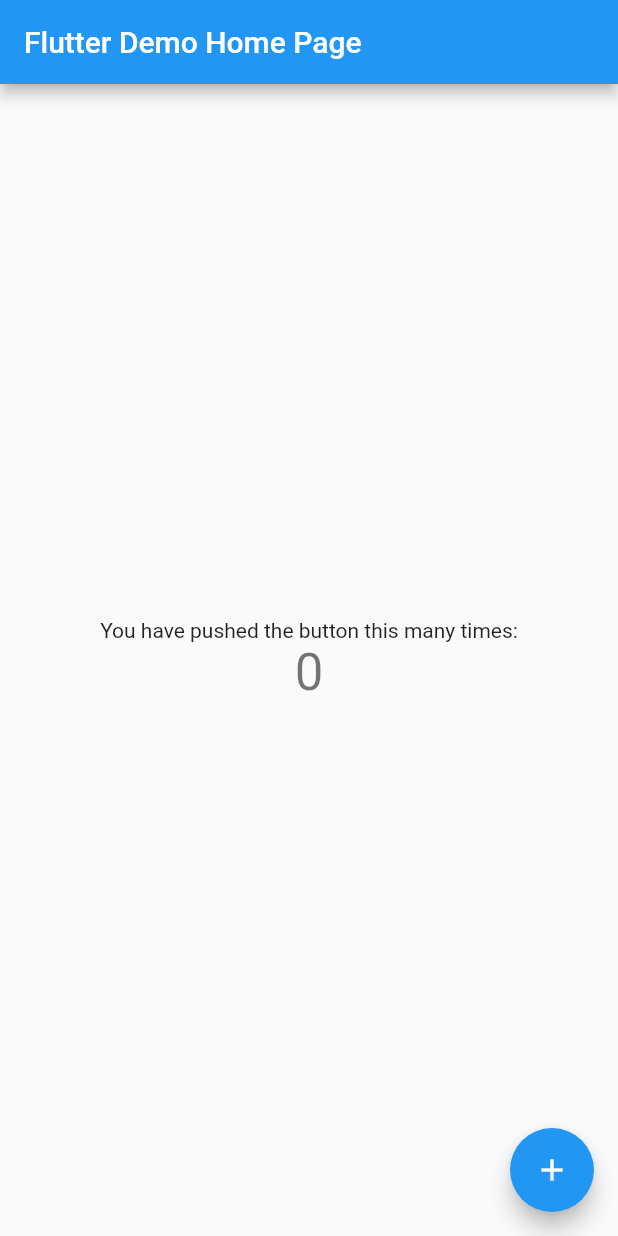
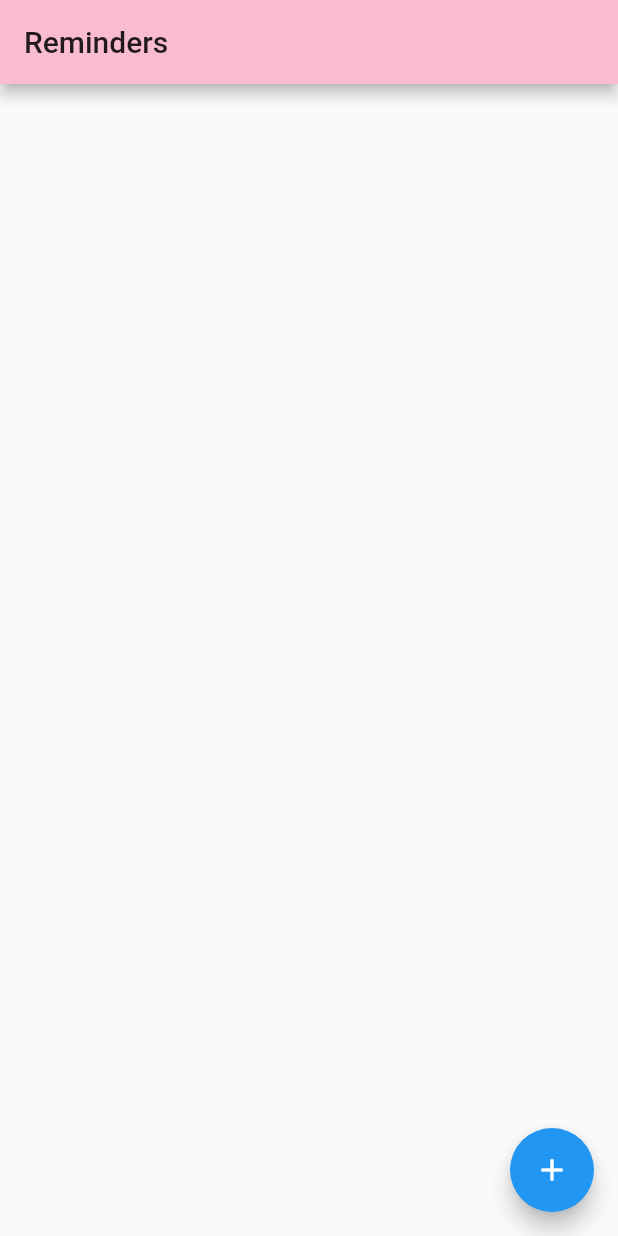
Before and after one commit to oEriic/RemindMeAt, a Flutter app: the screen it shows after launch, on a phone screen of 412 x 824 dp. Run offline on Flutter 3.47's test engine with Material 2 defaults, Android fonts, the phone set to English and light mode, and no system bars.

Commit message:
made task power

```diff
--- a/lib/main.dart
+++ b/lib/main.dart
@@ -8,8 +8,8 @@
   // This widget is the root of your application.
   @override
   Widget build(BuildContext context) {
-    return MaterialApp(
-      title: 'Flutter Demo',
+    return new MaterialApp(
+      title: 'Remind Me At',
       theme: ThemeData(
         // This is the theme of your application.
         //
@@ -20,94 +20,110 @@
         // or simply save your changes to "hot reload" in a Flutter IDE).
         // Notice that the counter didn't reset back to zero; the application
         // is not restarted.
-        primarySwatch: Colors.blue,
+        primaryColor: Colors.pink.shade100,
       ),
-      home: MyHomePage(title: 'Flutter Demo Home Page'),
+      home: new MyHomePage()
     );
   }
 }
 
 class MyHomePage extends StatefulWidget {
-  MyHomePage({Key key, this.title}) : super(key: key);
-
-  // This widget is the home page of your application. It is stateful, meaning
-  // that it has a State object (defined below) that contains fields that affect
-  // how it looks.
-
-  // This class is the configuration for the state. It holds the values (in this
-  // case the title) provided by the parent (in this case the App widget) and
-  // used by the build method of the State. Fields in a Widget subclass are
-  // always marked "final".
-
-  final String title;
-
   @override
-  _MyHomePageState createState() => _MyHomePageState();
+  createState() => TaskList();
 }
 
-class _MyHomePageState extends State<MyHomePage> {
-  int _counter = 0;
+class TaskList extends State<MyHomePage> {
+  List<String> _reminderList = [];
 
-  void _incrementCounter() {
+  void _addTaskItem(String task){
+    if(task.length > 0){
       setState(() {
-      // This call to setState tells the Flutter framework that something has
-      // changed in this State, which causes it to rerun the build method below
-      // so that the display can reflect the updated values. If we changed
-      // _counter without calling setState(), then the build method would not be
-      // called again, and so nothing would appear to happen.
-      _counter++;
+        _reminderList.add(task);
       });
+    }
+  }
+
+  Widget _buildList(){
+    return new ListView.builder(
+      itemBuilder: (context, index){
+        if(index < _reminderList.length){
+          return _buildReminderItem(_reminderList[index], index);
+        }
+      },
+    );
+  }
+
+  Widget _buildReminderItem(String task, int index){
+    return new ListTile(
+      title: new Text(task),
+      onTap:() => _askRemoveTask(index)
+    );
   }
 
   @override
-  Widget build(BuildContext context) {
-    // This method is rerun every time setState is called, for instance as done
-    // by the _incrementCounter method above.
-    //
-    // The Flutter framework has been optimized to make rerunning build methods
-    // fast, so that you can just rebuild anything that needs updating rather
-    // than having to individually change instances of widgets.
+  Widget build(BuildContext context){
+    return new Scaffold(appBar: new AppBar(
+      title: Text('Reminders')
+    ),
+    body: _buildList(),
+    floatingActionButton: new FloatingActionButton(
+      onPressed: _pushAddTaskScreen,
+      tooltip: 'Add Tasks',
+      child: new Icon(Icons.add),
+    ),
+    );
+  }
+
+  void _pushAddTaskScreen(){
+    Navigator.of(context).push(
+      MaterialPageRoute(
+        builder: (context){
           return Scaffold(
             appBar: AppBar(
-        // Here we take the value from the MyHomePage object that was created by
-        // the App.build method, and use it to set our appbar title.
-        title: Text(widget.title),
+              title: Text('Add Task')
             ),
-      body: Center(
-        // Center is a layout widget. It takes a single child and positions it
-        // in the middle of the parent.
-        child: Column(
-          // Column is also a layout widget. It takes a list of children and
-          // arranges them vertically. By default, it sizes itself to fit its
-          // children horizontally, and tries to be as tall as its parent.
-          //
-          // Invoke "debug painting" (press "p" in the console, choose the
-          // "Toggle Debug Paint" action from the Flutter Inspector in Android
-          // Studio, or the "Toggle Debug Paint" command in Visual Studio Code)
-          // to see the wireframe for each widget.
-          //
-          // Column has various properties to control how it sizes itself and
-          // how it positions its children. Here we use mainAxisAlignment to
-          // center the children vertically; the main axis here is the vertical
-          // axis because Columns are vertical (the cross axis would be
-          // horizontal).
-          mainAxisAlignment: MainAxisAlignment.center,
-          children: <Widget>[
-            Text(
-              'You have pushed the button this many times:',
+            body: TextField(
+              autofocus: true,
+              onSubmitted: (val){
+                _addTaskItem(val);
+                Navigator.pop(context);
+            },
+            decoration: InputDecoration(
+              hintText: 'Enter a task to be reminded',
+              contentPadding: const EdgeInsets.all(20.0)
             ),
-            Text(
-              '$_counter',
-              style: Theme.of(context).textTheme.headline4,
+            )
+          );
+      }
+      )
+    );
+  }
+
+  void _removeTaskItem(int index){
+    setState(() => _reminderList.removeAt(index));
+  }
+
+  void _askRemoveTask(int index){
+    showDialog(
+      context: context,
+      builder: (BuildContext context){
+        return AlertDialog(
+          title: Text('Remove "${_reminderList[index]}"?'),
+          actions: <Widget>[
+            FlatButton(
+              child: Text('Cancel'),
+              onPressed: () => Navigator.of(context).pop()
               ),
-          ],
-        ),
-      ),
-      floatingActionButton: FloatingActionButton(
-        onPressed: _incrementCounter,
-        tooltip: 'Increment',
-        child: Icon(Icons.add),
-      ), // This trailing comma makes auto-formatting nicer for build methods.
+            FlatButton(
+              child: Text('Mark as Complete'),
+              onPressed: (){
+                _removeTaskItem(index);
+                Navigator.of(context).pop();
+              }
+              )
+          ]
+        );
+      }
       );
   }
 }
--- a/pubspec.yaml
+++ b/pubspec.yaml
@@ -1,4 +1,4 @@
-name: flutter_app
+name: remindme
 description: Remind Me At OS Project
 
 # The following line prevents the package from being accidentally published to
```
Also changed, not shown: 1 other file. Lines whose indentation alone changed are shown as unchanged.
